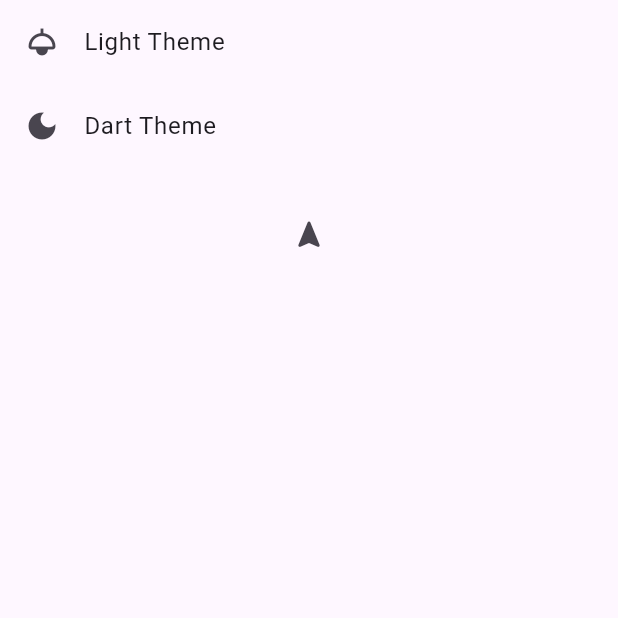
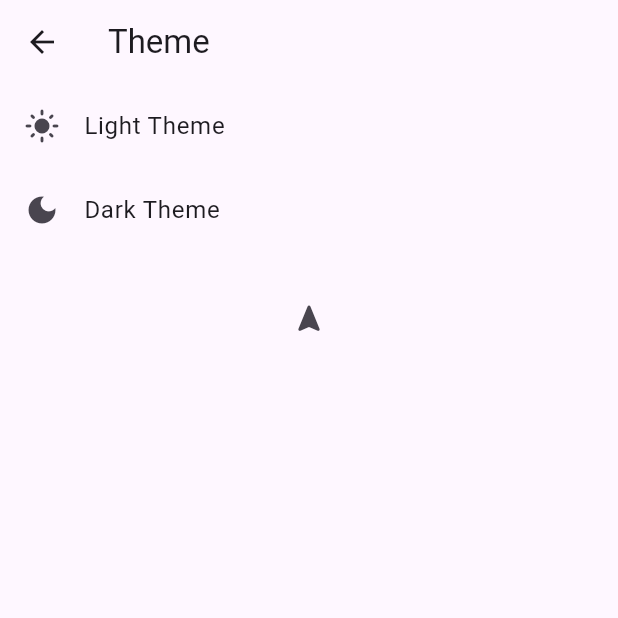
Before and after one commit to IHAMZAAHMADKHAN/GetX_Statemanagment, a Flutter app: the screen it shows after launch, after a tap on the "navigation" icon, on a phone screen of 412 x 824 dp, the top half of it. Run offline on Flutter 3.47's test engine with Material 3 defaults, Android fonts, the light colour scheme and no system bars; our stand-ins replace get.

```diff
--- a/lib/view/class_lang.dart
+++ b/lib/view/class_lang.dart
@@ -8,12 +8,32 @@ class Tranlastion extends Translations {
       'welcome': 'Welcome',
       'language': 'Language',
       'toggle': 'Toggle Language',
+      'theme': 'Theme',
+      'light_theme': 'Light Theme',
+      'dark_theme': 'Dark Theme',
+      'navigate': 'Navigate',
+      'home_title': 'Home Screen',
+      'go_to_translation': 'Go To Translation',
+      'theme': 'Theme',
+      'snap_time': 'Snap time',
+      'snap_message': "Let's try to take snap",
+      'snackbar': 'Snackbar',
     },
     'ps_AF': {
       'hello': 'سلام',
       'welcome': 'ښه راغلاست',
       'language': 'ژبه',
       'toggle': 'ژبه بدلول',
+      'theme': 'موضوع',
+      'light_theme': 'روښانه موضوع',
+      'dark_theme': 'توره موضوع',
+      'navigate': 'لارښوونه',
+      'home_title': 'د کور سکرین',
+      'go_to_translation': 'ژباړې ته لاړ شئ',
+      'theme': 'موضوع',
+      'snap_time': 'د سنپ وخت',
+      'snap_message': 'راځئ چې سنپ واخلو',
+      'snackbar': 'پیغام',
     },
   };
 }
--- a/lib/view/home_screen.dart
+++ b/lib/view/home_screen.dart
@@ -11,11 +11,31 @@ class HomeScreen extends StatefulWidget {
 }
 
 class _HomeScreenState extends State<HomeScreen> {
+  void _setLocale(Locale locale) {
+    Get.updateLocale(locale);
+  }
+
   @override
   Widget build(BuildContext context) {
     return Scaffold(
       appBar: AppBar(
-        title: Text('home_title'.tr), // translated title
+        title: Text('home_title'.tr),
+        actions: [
+          PopupMenuButton<String>(
+            icon: const Icon(Icons.language),
+            onSelected: (value) {
+              if (value == 'en') {
+                _setLocale(const Locale('en', 'US'));
+              } else if (value == 'ps') {
+                _setLocale(const Locale('ps', 'AF'));
+              }
+            },
+            itemBuilder: (_) => [
+              PopupMenuItem(value: 'en', child: Text('English')),
+              PopupMenuItem(value: 'ps', child: Text('پښتو')),
+            ],
+          ),
+        ],
       ),
       body: Center(
         child: Column(
@@ -35,7 +55,7 @@ class _HomeScreenState extends State<HomeScreen> {
               },
               child: Text('go_to_translation'.tr),
               style: ButtonStyle(
-                backgroundColor: MaterialStateProperty.all(Colors.greenAccent),
+                // backgroundColor: MaterialStateProperty.all(Colors.greenAccent),
               ),
             ),
           ],
--- a/lib/view/theme_change.dart
+++ b/lib/view/theme_change.dart
@@ -13,37 +13,31 @@ class _ThemeChangeState extends State<ThemeChange> {
   @override
   Widget build(BuildContext context) {
     return Scaffold(
+      appBar: AppBar(title: Text('theme'.tr)),
       body: SafeArea(
         child: Column(
           children: [
             ListTile(
-              leading: const Icon(Icons.light),
-              title: const Text("Light Theme"),
+              leading: const Icon(Icons.light_mode),
+              title: Text('light_theme'.tr),
               onTap: () {
                 Get.changeTheme(ThemeData.light());
               },
             ),
             ListTile(
               leading: const Icon(Icons.dark_mode),
-              title: const Text("Dart Theme"),
+              title: Text('dark_theme'.tr),
               onTap: () {
                 Get.changeTheme(ThemeData.dark());
               },
             ),
-            SizedBox(height: 20),
+            const SizedBox(height: 20),
             IconButton(
               onPressed: () {
-                // Navigator.push(
-                //   context,
-                //   DialogRoute(
-                //     context: context,
-                //     builder: (context) => ThemeChange(),
-                //   ),
-                // );
-
-                Get.to(Widthandhieght());
+                Get.to(() => const Widthandhieght());
               },
-              icon: Icon(Icons.navigation_rounded),
+              icon: const Icon(Icons.navigation_rounded),
+              tooltip: 'navigate'.tr,
             ),
           ],
         ),
```
